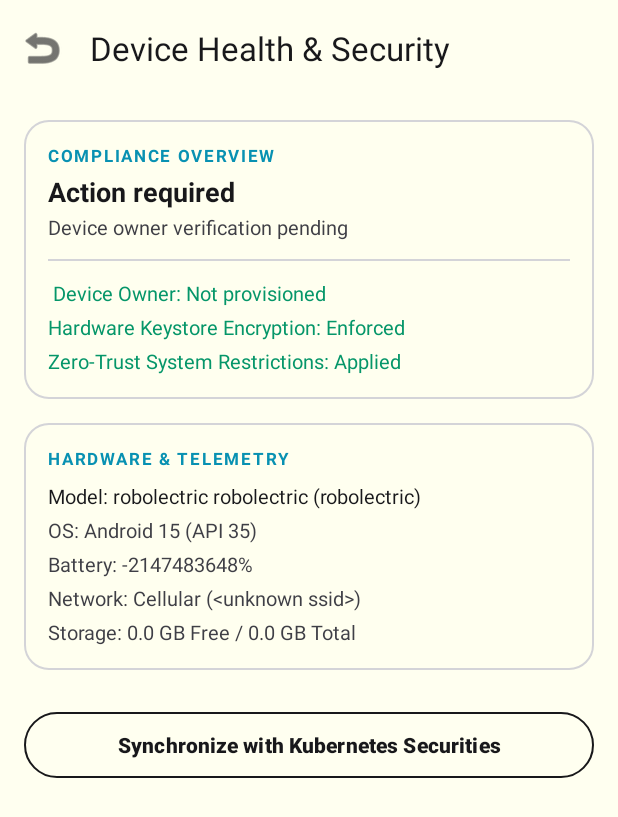
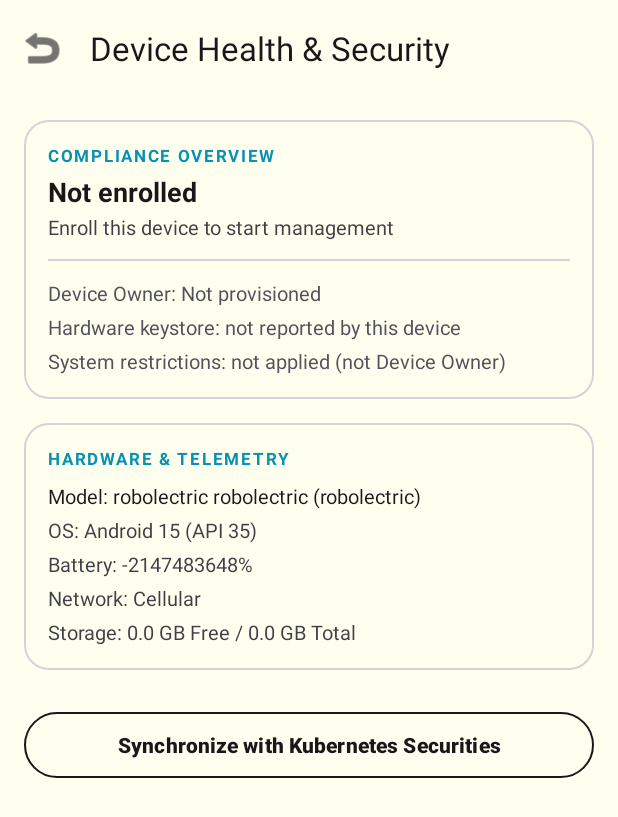
Before and after one commit to vikas1998-programer/mdm-andriod, an Android app: the screen it shows after launch (DeviceStatusActivity), after a tap on "Action Required", on a phone screen of 412 x 824 dp. Shown: the top 817 px of the screen. Run offline under Robolectric (Android 15) with nearby library versions, the phone set to English and light mode, and no system bars; our stand-ins replace Room's generated code; libraries missing offline, so code that uses them is left out: org.eclipse.paho; 3 statements that could not run were skipped.

Commit message:
fix(dpc): honest status UI, verified brightness, wipe ACK order, safer build defaults
AND-001/003 real enrolment, last-sync and transport; AND-002 bind security rows to
real checks; AND-022 remove fake weather; AND-006 ACK only after wipeData accepted;
AND-030 brightness read-back; AND-009 no debug signing for release; AND-010 block
cleartext/user CAs except prod host and debug; AND-011 default env dev.

[skip ci]

```diff
--- a/app/src/main/AndroidManifest.xml
+++ b/app/src/main/AndroidManifest.xml
@@ -45,7 +45,6 @@
         android:label="@string/app_name"
         android:supportsRtl="true"
         android:theme="@style/Theme.RrvMdmDpc"
-        android:usesCleartextTraffic="true"
         android:networkSecurityConfig="@xml/network_security_config">
 
         <!-- ======================================================== -->
--- a/app/src/main/java/com/rrv/mdm/dpc/data/repository/MdmRepository.kt
+++ b/app/src/main/java/com/rrv/mdm/dpc/data/repository/MdmRepository.kt
@@ -140,6 +140,11 @@ class MdmRepository(private val context: Context) {
         get() = prefs.getBoolean("KEY_IS_ENROLLED", false) || prefs.getString("KEY_DEVICE_ID", "")?.isNotBlank() == true
         set(value) = prefs.edit().putBoolean("KEY_IS_ENROLLED", value).apply()
 
+    /** Epoch millis of the last telemetry publish the broker accepted; 0 = never synced. */
+    var lastSuccessfulSyncAt: Long
+        get() = prefs.getLong("KEY_LAST_SYNC_AT", 0L)
+        set(value) = prefs.edit().putLong("KEY_LAST_SYNC_AT", value).apply()
+
     fun saveActivePolicy(policy: PolicyPayload) {
         val json = gson.toJson(policy)
         prefs.edit().putString("KEY_ACTIVE_POLICY", json).apply()
--- a/app/src/main/java/com/rrv/mdm/dpc/data/repository/MdmRepositoryImpl.kt
+++ b/app/src/main/java/com/rrv/mdm/dpc/data/repository/MdmRepositoryImpl.kt
@@ -360,8 +360,13 @@ class MdmRepositoryImpl(
             if (raw.startsWith("\"") && raw.endsWith("\"")) raw.drop(1).dropLast(1) else raw
         } catch (_: Exception) { null }
 
-        val timeFormat = SimpleDateFormat("h:mm a", Locale.getDefault())
-        val lastSyncFormatted = timeFormat.format(Date())
+        val lastSyncAt = legacyPrefsRepo.lastSuccessfulSyncAt
+        val lastSyncFormatted = when {
+            !isEnrolled -> "not enrolled"
+            lastSyncAt <= 0L -> "never"
+            else -> SimpleDateFormat("h:mm a", Locale.getDefault()).format(Date(lastSyncAt))
+        }
+        val transport = currentTransport()
 
         val complianceLevel = when {
             !isEnrolled -> ComplianceLevel.WARNING
@@ -371,14 +376,15 @@ class MdmRepositoryImpl(
 
         val title = when (complianceLevel) {
             ComplianceLevel.SECURE -> "Device is secure"
-            ComplianceLevel.WARNING -> "Action required"
+            ComplianceLevel.WARNING -> if (!isEnrolled) "Not enrolled" else "Action required"
             ComplianceLevel.NON_COMPLIANT -> "Device requires attention"
             ComplianceLevel.OFFLINE -> "Offline"
         }
 
         val subtitle = when (complianceLevel) {
             ComplianceLevel.SECURE -> "Connected to RRV MDM"
-            ComplianceLevel.WARNING -> "Device owner verification pending"
+            ComplianceLevel.WARNING ->
+                if (!isEnrolled) "Enroll this device to start management" else "Device owner verification pending"
             ComplianceLevel.NON_COMPLIANT -> "Policy compliance violations detected"
             ComplianceLevel.OFFLINE -> "Last synchronized: $lastSyncFormatted"
         }
@@ -388,15 +394,28 @@ class MdmRepositoryImpl(
             complianceTitle = title,
             complianceSubtitle = subtitle,
             lastSyncFormatted = lastSyncFormatted,
-            lastSyncTimestamp = System.currentTimeMillis(),
+            lastSyncTimestamp = lastSyncAt,
             batteryLevel = batteryPct,
             isCharging = isCharging,
-            networkType = if (!wifiSsid.isNullOrBlank() && wifiSsid != "<unknown ssid>") "Wi-Fi" else "Cellular",
-            wifiSsid = wifiSsid,
+            networkType = transport,
+            wifiSsid = wifiSsid?.takeIf { it.isNotBlank() && it != "<unknown ssid>" },
             storageFreeGb = freeGb,
             storageTotalGb = totalGb,
             isDeviceOwner = isDeviceOwner,
-            isOnline = true
+            isOnline = transport != "Offline"
         )
     }
+
+    /** Real transport from ConnectivityManager capabilities; "Offline" when no network is validated. */
+    private fun currentTransport(): String {
+        val cm = context.getSystemService(Context.CONNECTIVITY_SERVICE) as? android.net.ConnectivityManager
+            ?: return "Unknown"
+        val caps = cm.getNetworkCapabilities(cm.activeNetwork) ?: return "Offline"
+        return when {
+            caps.hasTransport(android.net.NetworkCapabilities.TRANSPORT_WIFI) -> "Wi-Fi"
+            caps.hasTransport(android.net.NetworkCapabilities.TRANSPORT_ETHERNET) -> "Ethernet"
+            caps.hasTransport(android.net.NetworkCapabilities.TRANSPORT_CELLULAR) -> "Cellular"
+            else -> "Other"
+        }
+    }
 }
--- a/app/src/main/java/com/rrv/mdm/dpc/ui/device/DeviceStatusActivity.kt
+++ b/app/src/main/java/com/rrv/mdm/dpc/ui/device/DeviceStatusActivity.kt
@@ -1,5 +1,6 @@
 package com.rrv.mdm.dpc.ui.device
 
+import android.content.pm.PackageManager
 import android.os.Build
 import android.os.Bundle
 import android.widget.Toast
@@ -34,7 +35,8 @@ class DeviceStatusActivity : AppCompatActivity() {
                 binding.tvStorageStatus.text = "Storage: ${info.storageFreeGb} GB Free / ${info.storageTotalGb} GB Total"
 
                 val isDO = app.deviceManager.isDeviceOwner()
-                binding.tvDeviceOwnerStatus.text = if (isDO) "Android Enterprise Device Owner: Active" else " Device Owner: Not provisioned"
+                binding.tvDeviceOwnerStatus.text = if (isDO) "Android Enterprise Device Owner: Active" else "Device Owner: Not provisioned"
+                bindSecurityChecks(app, isDO)
             }
         }
 
@@ -47,4 +49,26 @@ class DeviceStatusActivity : AppCompatActivity() {
             }
         }
     }
+
+    /** Both rows reflect real device state; nothing is claimed that cannot be observed. */
+    private fun bindSecurityChecks(app: RrvMdmApplication, isDeviceOwner: Boolean) {
+        val hasStrongBox = Build.VERSION.SDK_INT >= Build.VERSION_CODES.P &&
+            packageManager.hasSystemFeature(PackageManager.FEATURE_STRONGBOX_KEYSTORE)
+        val hasHardwareKeystore = Build.VERSION.SDK_INT >= Build.VERSION_CODES.S &&
+            packageManager.hasSystemFeature(PackageManager.FEATURE_HARDWARE_KEYSTORE)
+        binding.tvKeystoreStatus.text = when {
+            hasStrongBox -> "Hardware keystore: StrongBox available"
+            hasHardwareKeystore -> "Hardware keystore: available"
+            else -> "Hardware keystore: not reported by this device"
+        }
+
+        val restrictionCount = if (isDeviceOwner) {
+            app.deviceManager.activeUserRestrictionCount()
+        } else 0
+        binding.tvRestrictionsStatus.text = when {
+            !isDeviceOwner -> "System restrictions: not applied (not Device Owner)"
+            restrictionCount == 0 -> "System restrictions: none active"
+            else -> "System restrictions: $restrictionCount active"
+        }
+    }
 }
--- a/app/src/main/java/com/rrv/mdm/dpc/ui/home/RrvMdmHomeActivity.kt
+++ b/app/src/main/java/com/rrv/mdm/dpc/ui/home/RrvMdmHomeActivity.kt
@@ -205,7 +205,8 @@ class RrvMdmHomeActivity : AppCompatActivity() {
                 }
                 launch {
                     viewModel.currentDate.collect { date ->
-                        binding.tvClockDate.text = "$date • Managed"
+                        val enrolled = (application as? RrvMdmApplication)?.repository?.isEnrolled == true
+                        binding.tvClockDate.text = if (enrolled) "$date • Managed" else date
                     }
                 }
 
@@ -221,6 +222,10 @@ class RrvMdmHomeActivity : AppCompatActivity() {
                             adapter.submitList(appList)
                         }
                         if (appList.isEmpty()) {
+                            val enrolled = (application as? RrvMdmApplication)?.repository?.isEnrolled == true
+                            binding.tvEmptyAppsTitle.text = if (enrolled) "Device managed" else "Device not enrolled"
+                            binding.tvEmptyAppsSubtitle.text =
+                                if (enrolled) "No applications enabled by IT Administrator" else "Enroll this device to receive applications"
                             binding.layoutEmptyApps.visibility = View.VISIBLE
                             binding.rvAppGrid.visibility = View.GONE
                         } else {
--- a/app/src/main/res/layout/activity_device_status.xml
+++ b/app/src/main/res/layout/activity_device_status.xml
@@ -78,24 +78,26 @@
                     android:id="@+id/tvDeviceOwnerStatus"
                     android:layout_width="wrap_content"
                     android:layout_height="wrap_content"
-                    android:text="Android Enterprise Device Owner: Active"
-                    android:textColor="#059669"
+                    android:text="Device Owner: checking"
+                    android:textColor="#52525b"
                     android:textSize="13sp" />
 
                 <TextView
                     android:layout_width="wrap_content"
                     android:layout_height="wrap_content"
                     android:layout_marginTop="4dp"
-                    android:text="Hardware Keystore Encryption: Enforced"
-                    android:textColor="#059669"
+                    android:id="@+id/tvKeystoreStatus"
+                    android:text="Hardware keystore: checking"
+                    android:textColor="#52525b"
                     android:textSize="13sp" />
 
                 <TextView
                     android:layout_width="wrap_content"
                     android:layout_height="wrap_content"
                     android:layout_marginTop="4dp"
-                    android:text="Zero-Trust System Restrictions: Applied"
-                    android:textColor="#059669"
+                    android:id="@+id/tvRestrictionsStatus"
+                    android:text="System restrictions: checking"
+                    android:textColor="#52525b"
                     android:textSize="13sp" />
             </LinearLayout>
 
--- a/gradle.properties
+++ b/gradle.properties
@@ -5,7 +5,8 @@ android.nonTransitiveRClass=true
 kotlin.code.style=official
 
 # Active MDM Profile: 'dev' or 'prod'
-MDM_ENV=prod
+# Default is dev so an accidental build never targets the live server. Release/prod builds pass -PMDM_ENV=prod.
+MDM_ENV=dev
 
 # --- DEV Profile Defaults (Local Dev / ADB Loopback / Emulator) ---
 DEV_SERVER_HOST=10.0.2.2
```
Also changed, not shown: app/build.gradle.kts (+14 -2 lines), app/src/debug/res/xml/network_security_config.xml (added, +10 -0 lines), app/src/main/java/com/rrv/mdm/dpc/mdm/command/CommandEngine.kt (+3 -7 lines), app/src/main/java/com/rrv/mdm/dpc/mdm/device/DeviceManagementManager.kt (+15 -2 lines), app/src/main/java/com/rrv/mdm/dpc/network/MdmMqttManager.kt (+7 -4 lines), app/src/main/res/layout/activity_rrv_mdm_home.xml (+5 -28 lines), app/src/main/res/xml/network_security_config.xml (+9 -4 lines).
